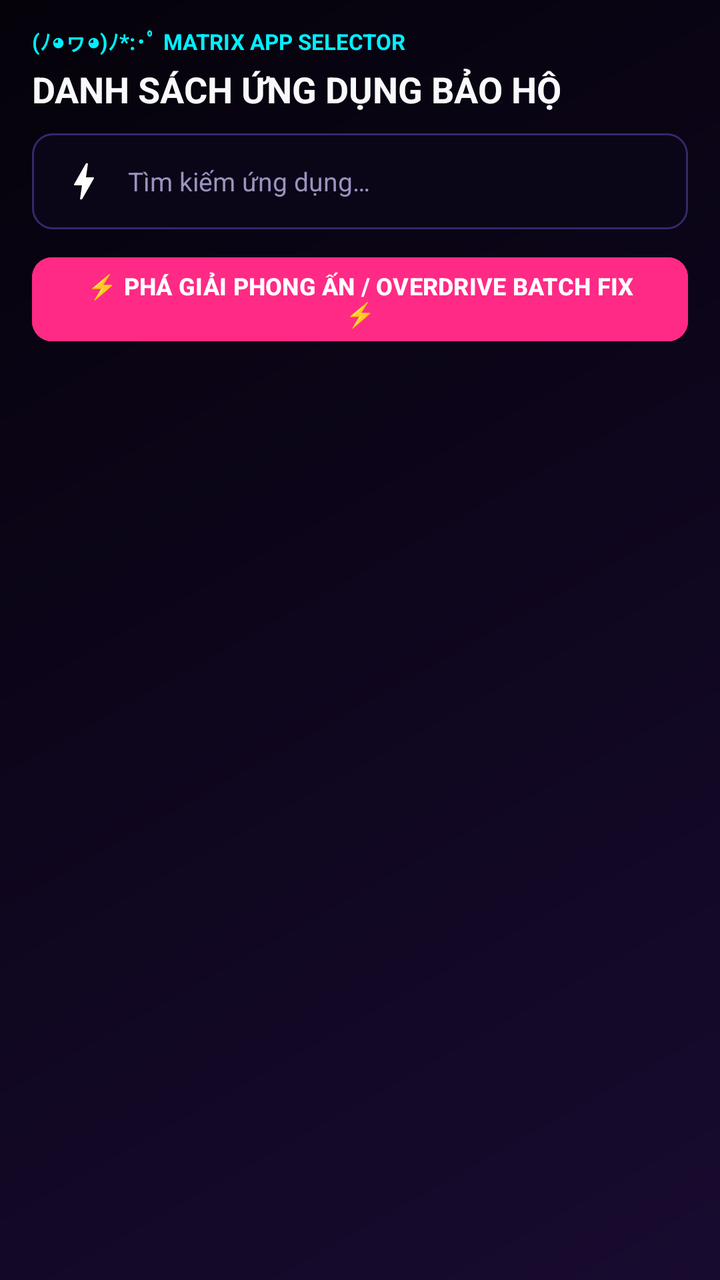
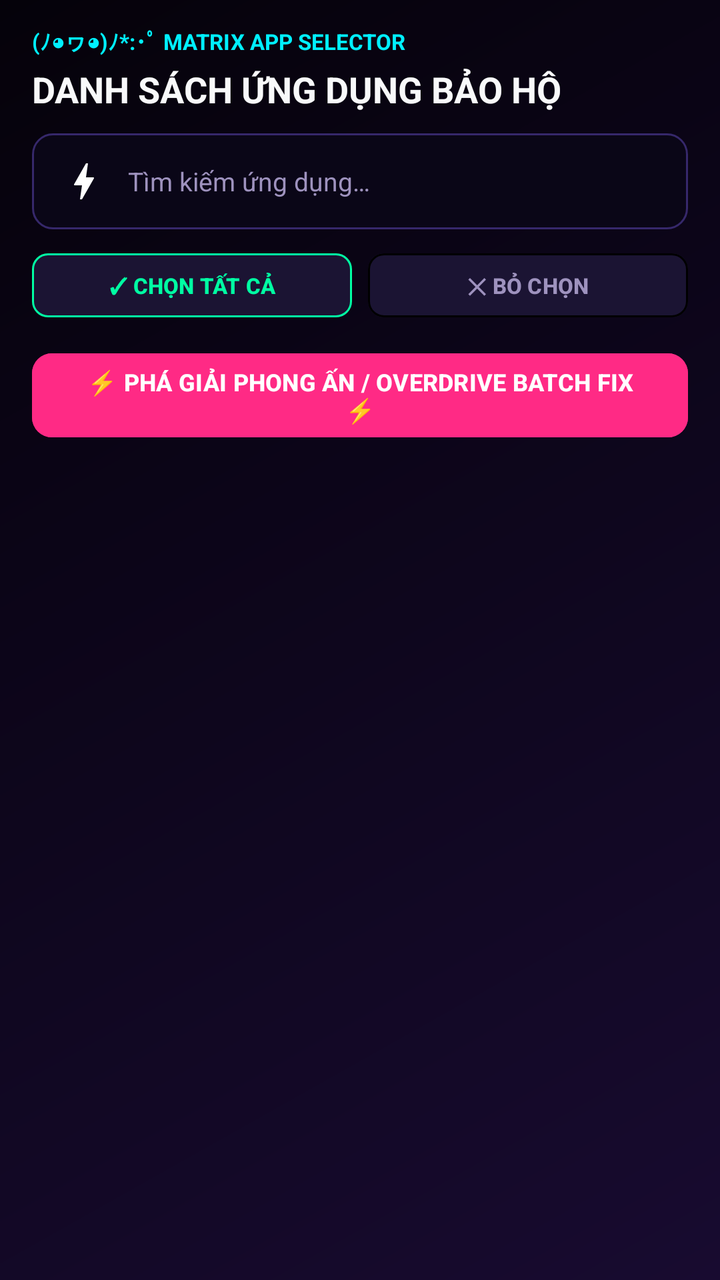

An Android layout rendered at two revisions. The XML below is the earlier revision; the diff shows what the commit changed to produce the second picture.
<!-- AndroidManifest.xml: application theme Theme.HyperOSNotificationFixer -->
<!-- res/layout/activity_app_list.xml -->
<?xml version="1.0" encoding="utf-8"?>
<androidx.constraintlayout.widget.ConstraintLayout xmlns:android="http://schemas.android.com/apk/res/android"
    xmlns:app="http://schemas.android.com/apk/res-auto"
    android:id="@+id/appListViewRoot"
    android:layout_width="match_parent"
    android:layout_height="match_parent"
    android:background="@drawable/bg_cyber_gradient"
    android:clipToPadding="false">

    <LinearLayout
        android:id="@+id/appListContainer"
        android:layout_width="0dp"
        android:layout_height="0dp"
        android:orientation="vertical"
        android:paddingHorizontal="16dp"
        android:paddingTop="12dp"
        app:layout_constraintBottom_toBottomOf="parent"
        app:layout_constraintEnd_toEndOf="parent"
        app:layout_constraintStart_toStartOf="parent"
        app:layout_constraintTop_toTopOf="parent"
        app:layout_constraintWidth_max="600dp">

        
        <TextView
            android:layout_width="wrap_content"
            android:layout_height="wrap_content"
            android:layout_marginBottom="4dp"
            android:text="(ﾉ◕ヮ◕)ﾉ*:･ﾟ MATRIX APP SELECTOR"
            android:textColor="@color/secondary"
            android:textSize="11sp"
            android:textStyle="bold" />

        <TextView
            android:layout_width="wrap_content"
            android:layout_height="wrap_content"
            android:layout_marginBottom="10dp"
            android:text="DANH SÁCH ỨNG DỤNG BẢO HỘ"
            android:textColor="@color/text_primary"
            android:textSize="18sp"
            android:textStyle="bold" />

        <EditText
            android:id="@+id/etSearch"
            android:layout_width="match_parent"
            android:layout_height="48dp"
            android:background="@drawable/bg_terminal_box"
            android:drawableStart="@drawable/ic_bolt"
            android:drawablePadding="10dp"
            android:hint="@string/search_apps"
            android:imeOptions="actionDone"
            android:inputType="text"
            android:paddingHorizontal="14dp"
            android:textColor="@color/accent_neon_green"
            android:textColorHint="@color/text_secondary"
            android:textSize="13sp" />

        <com.google.android.material.button.MaterialButton
            android:id="@+id/btnApplyBatch"
            android:layout_width="match_parent"
            android:layout_height="50dp"
            android:layout_marginTop="10dp"
            android:backgroundTint="@color/primary"
            android:text="⚡ PHÁ GIẢI PHONG ẤN / OVERDRIVE BATCH FIX ⚡"
            android:textColor="#FFFFFF"
            android:textSize="12sp"
            android:textStyle="bold"
            app:cornerRadius="10dp" />

        <ProgressBar
            android:id="@+id/progressBar"
            android:layout_width="wrap_content"
            android:layout_height="wrap_content"
            android:layout_gravity="center"
            android:layout_marginTop="12dp"
            android:indeterminateTint="@color/primary"
            android:visibility="gone" />

        <androidx.recyclerview.widget.RecyclerView
            android:id="@+id/rvApps"
            android:layout_width="match_parent"
            android:layout_height="0dp"
            android:layout_marginTop="8dp"
            android:layout_weight="1"
            android:clipToPadding="false"
            android:paddingBottom="16dp"
            android:scrollbars="vertical" />

    </LinearLayout>
</androidx.constraintlayout.widget.ConstraintLayout>
<!-- resources referenced by this layout -->
<resources>
  <color name="accent_neon_green">#00FFA3</color>
  <color name="primary">#FF2A85</color>
  <color name="secondary">#00F0FF</color>
  <color name="text_primary">#F8F9FA</color>
  <color name="text_secondary">#9E92BE</color>
  <!-- drawable bg_cyber_gradient (drawable) -->
  <?xml version="1.0" encoding="utf-8"?>
  <shape xmlns:android="http://schemas.android.com/apk/res/android">
      <gradient
          android:angle="135"
          android:startColor="#180B30"
          android:centerColor="#0E061D"
          android:endColor="#05020A"
          android:type="linear" />
  </shape>
  <!-- drawable bg_terminal_box (drawable) -->
  <?xml version="1.0" encoding="utf-8"?>
  <shape xmlns:android="http://schemas.android.com/apk/res/android">
      <solid android:color="#0A0617" />
      <stroke android:width="1dp" android:color="#36286B" />
      <corners android:radius="10dp" />
  </shape>
  <!-- drawable ic_bolt (drawable) -->
  <vector xmlns:android="http://schemas.android.com/apk/res/android"
      android:width="24dp"
      android:height="24dp"
      android:viewportWidth="24"
      android:viewportHeight="24">
      <path
          android:fillColor="#FFFFFFFF"
          android:pathData="M11,21h-1l1,-7H7.5c-0.58,0 -0.57,-0.32 -0.38,-0.66 0.19,-0.34 0.05,-0.08 0.07,-0.12C8.48,10.94 10.42,7.54 13,3h1l-1,7h3.5c0.49,0 0.56,0.33 0.47,0.51l-0.07,0.15C12.96,17.55 11,21 11,21z"/>
  </vector>
  <string name="search_apps">Tìm kiếm ứng dụng…</string>
  <style name="Theme.HyperOSNotificationFixer" parent="Theme.Material3.Dark.NoActionBar">
          <item name="colorPrimary">@color/primary</item>
          <item name="colorPrimaryVariant">@color/primary_variant</item>
          <item name="colorSecondary">@color/secondary</item>
          <item name="android:statusBarColor">@android:color/transparent</item>
          <item name="android:navigationBarColor">@android:color/transparent</item>
          <item name="android:windowBackground">@drawable/bg_cyber_gradient</item>
          <item name="android:windowLightStatusBar">false</item>
          <item name="android:windowLightNavigationBar">false</item>
          <item name="android:windowLayoutInDisplayCutoutMode" tools:targetApi="p">shortEdges</item>
          <item name="android:enforceNavigationBarContrast" tools:targetApi="q">false</item>
          <item name="android:enforceStatusBarContrast" tools:targetApi="q">false</item>
      </style>
  <color name="primary_variant">#D81B60</color>
</resources>

<!-- the commit's change to res/layout/activity_app_list.xml (unified diff, before → after) -->
@@ -54,6 +54,45 @@
             android:textColorHint="@color/text_secondary"
             android:textSize="13sp" />
 
+        <LinearLayout
+            android:layout_width="match_parent"
+            android:layout_height="wrap_content"
+            android:layout_marginTop="8dp"
+            android:orientation="horizontal">
+
+            <com.google.android.material.button.MaterialButton
+                android:id="@+id/btnSelectAll"
+                style="@style/Widget.Material3.Button.TonalButton"
+                android:layout_width="0dp"
+                android:layout_height="40dp"
+                android:layout_marginEnd="4dp"
+                android:layout_weight="1"
+                android:backgroundTint="@color/surface_card"
+                android:text="✓ CHỌN TẤT CẢ"
+                android:textColor="@color/accent_neon_green"
+                android:textSize="11sp"
+                android:textStyle="bold"
+                app:cornerRadius="8dp"
+                app:strokeColor="@color/accent_neon_green"
+                app:strokeWidth="1dp" />
+
+            <com.google.android.material.button.MaterialButton
+                android:id="@+id/btnDeselectAll"
+                style="@style/Widget.Material3.Button.TonalButton"
+                android:layout_width="0dp"
+                android:layout_height="40dp"
+                android:layout_marginStart="4dp"
+                android:layout_weight="1"
+                android:backgroundTint="@color/surface_card"
+                android:text="✕ BỎ CHỌN"
+                android:textColor="@color/text_secondary"
+                android:textSize="11sp"
+                android:textStyle="bold"
+                app:cornerRadius="8dp"
+                app:strokeColor="@color/cyber_border"
+                app:strokeWidth="1dp" />
+        </LinearLayout>
+
         <com.google.android.material.button.MaterialButton
             android:id="@+id/btnApplyBatch"
             android:layout_width="match_parent"
<!-- resource entries referenced after the edit -->
@@ -3,6 +3,7 @@
   <color name="accent_neon_green">#00FFA3</color>
   <color name="primary">#FF2A85</color>
   <color name="secondary">#00F0FF</color>
+  <color name="surface_card">#1B1433</color>
   <color name="text_primary">#F8F9FA</color>
   <color name="text_secondary">#9E92BE</color>
   <!-- drawable bg_cyber_gradient (drawable) -->
